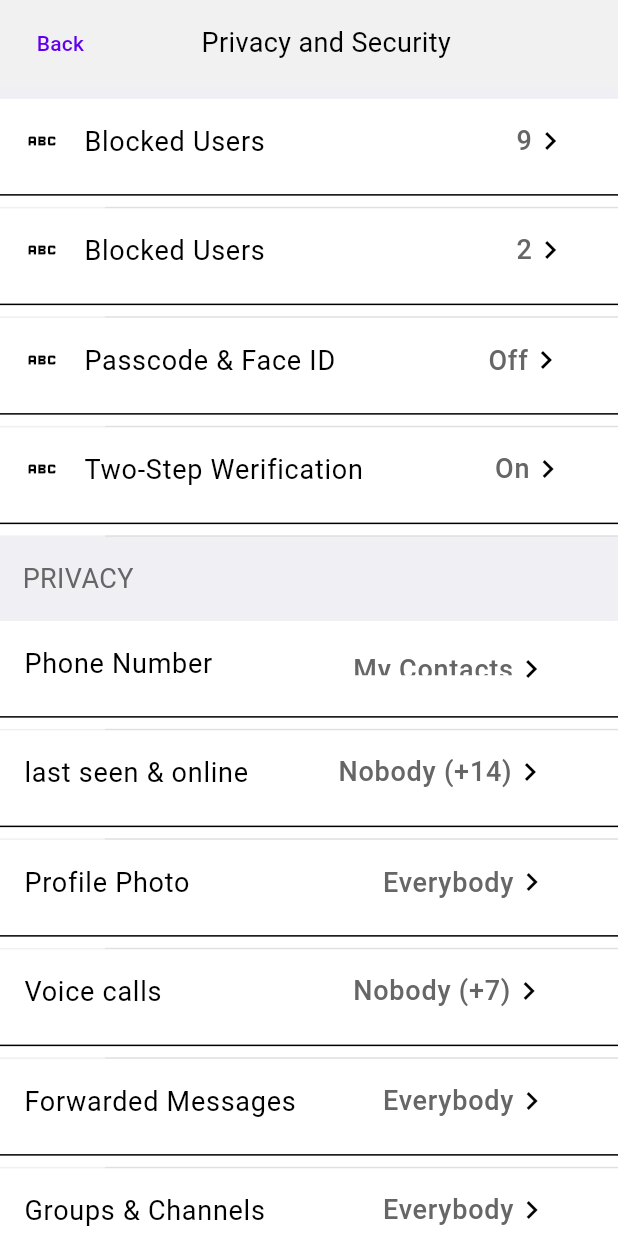
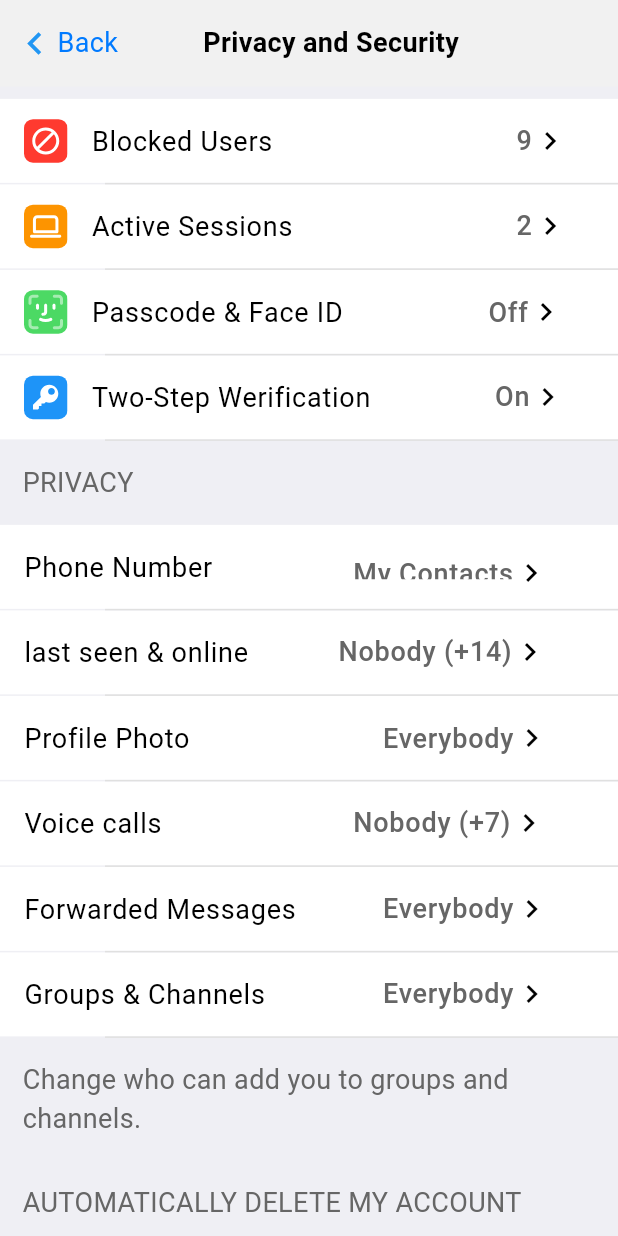
Before and after one commit to ilyosyusuf/telegramUI, a Flutter app: the PrivacyAndSecurityView screen opened by its route, on a phone screen of 412 x 824 dp. Run offline on Flutter 3.47's test engine with Material 2 defaults, Android fonts, the phone set to English and light mode, and no system bars; our stand-ins replace bloc, chat_bubbles, flutter_bloc, flutter_slidable, flutter_svg, intl_phone_number_input.

Commit message:
pages were updated and bugs are fixed

```diff
--- a/lib/screens/pages/privacy/privacy_and_security_view.dart
+++ b/lib/screens/pages/privacy/privacy_and_security_view.dart
@@ -1,11 +1,14 @@
 import 'package:flutter/material.dart';
 import 'package:flutter_bloc/flutter_bloc.dart';
+import 'package:flutter_svg/flutter_svg.dart';
 import 'package:telegram/config/init/navigation/navigator.dart';
 import 'package:telegram/core/constants/colors/color_const.dart';
 import 'package:telegram/core/constants/font/font_style.dart';
 import 'package:telegram/core/extensions/context_extension.dart';
 import 'package:telegram/widgets/appbarwidget/appbarwidget.dart';
+import 'package:telegram/widgets/buttons/back_button.dart';
 import 'package:telegram/widgets/listtilewidget/list_tile_widget.dart';
+import 'package:telegram/widgets/listtilewidget/settings_list_tile_widget.dart';
 
 class PrivacyAndSecurityView extends StatelessWidget {
   const PrivacyAndSecurityView({Key? key}) : super(key: key);
@@ -23,12 +26,13 @@ class PrivacyAndSecurityView extends StatelessWidget {
           children: [
             AppBarWidget(
               color: ColorConst.kAppBar,
-              leading: TextButton(
-                onPressed: () => NavigationService.instance.pop(''),
-                child: const Text("Back"),
+              leading: BackButtonWidgets(ontap: () {
+                Navigator.pop(context);
+              }),
+              center: const Text(
+                "Privacy and Security",
+                style: FStyles.headline3bold,
               ),
-              center:
-                  const Text("Privacy and Security", style: FStyles.headline4s),
               trailing: SizedBox(width: context.w * 0.1),
             ),
             Expanded(
@@ -37,29 +41,27 @@ class PrivacyAndSecurityView extends StatelessWidget {
                 crossAxisAlignment: CrossAxisAlignment.start,
                 children: [
                   SizedBox(height: context.h * 0.01),
-                  ListTileWidget(
-                    leading: Icon(Icons.abc),
-                    // text: "Blocked Users",
-                    title: Text("Blocked Users", style: FStyles.headline3s,),
+                  SettingsListTileWidget(
+                    leading: SvgPicture.asset('assets/icons/block.svg'),
+                    text: "Blocked Users",
                     trailing: SizedBox(
                       width: context.w * 40 / 375,
                       height: context.h * 0.1,
                       child: Row(
-                        children:[
+                        children: [
                           Text(
                             "9",
                             style: FStyles.headline4sgrey,
                           ),
-                           Icon(Icons.chevron_right_outlined),
+                          Icon(Icons.chevron_right_outlined),
                         ],
                       ),
                     ),
                   ),
                   divider(),
-                  ListTileWidget(
-                    leading: Icon(Icons.abc),
-                              title: Text("Blocked Users", style: FStyles.headline3s,),
-
+                  SettingsListTileWidget(
+                    leading: SvgPicture.asset('assets/icons/active.svg'),
+                    text: "Active Sessions",
                     trailing: SizedBox(
                       width: context.w * 40 / 375,
                       height: context.h * 0.04,
@@ -75,10 +77,9 @@ class PrivacyAndSecurityView extends StatelessWidget {
                     ),
                   ),
                   divider(),
-                  ListTileWidget(
-                    leading: Icon(Icons.abc),
-                                       title: Text("Passcode & Face ID", style: FStyles.headline3s,),
-
+                  SettingsListTileWidget(
+                    leading: SvgPicture.asset('assets/icons/face.svg'),
+                    text: "Passcode & Face ID",
                     trailing: SizedBox(
                       width: context.w * 57 / 375,
                       height: context.h * 0.03,
@@ -94,9 +95,9 @@ class PrivacyAndSecurityView extends StatelessWidget {
                     ),
                   ),
                   divider(),
-                  ListTileWidget(
-                    leading: Icon(Icons.abc),
-                                        title: Text("Two-Step Werification", style: FStyles.headline3s,),
+                  SettingsListTileWidget(
+                    leading: SvgPicture.asset('assets/icons/key.svg'),
+                    text: "Two-Step Werification",
                     trailing: SizedBox(
                       width: context.w * 53 / 375,
                       height: context.h * 0.04,
@@ -119,8 +120,8 @@ class PrivacyAndSecurityView extends StatelessWidget {
                       style: FStyles.headline4sgrey,
                     ),
                   ),
-                  ListTileWidget(
-                    title: Text("Phone Number", style: FStyles.headline3s,),
+                  SettingsListTileWidget(
+                    text: "Phone Number",
                     trailing: SizedBox(
                       width: context.w * 139 / 375,
                       height: context.h * 0.02,
@@ -136,8 +137,8 @@ class PrivacyAndSecurityView extends StatelessWidget {
                     ),
                   ),
                   divider(),
-                  ListTileWidget(
-                    title: Text("last seen & online", style: FStyles.headline3s,),
+                  SettingsListTileWidget(
+                    text: "last seen & online",
                     trailing: SizedBox(
                       width: context.w * 148 / 375,
                       height: context.h * 0.04,
@@ -153,8 +154,8 @@ class PrivacyAndSecurityView extends StatelessWidget {
                     ),
                   ),
                   divider(),
-                  ListTileWidget(
-                    title: Text("Profile Photo", style: FStyles.headline3s,),
+                  SettingsListTileWidget(
+                    text: "Profile Photo",
                     trailing: SizedBox(
                       width: context.w * 121 / 375,
                       height: context.h * 0.03,
@@ -170,8 +171,8 @@ class PrivacyAndSecurityView extends StatelessWidget {
                     ),
                   ),
                   divider(),
-                  ListTileWidget(
-                    title: Text("Voice calls", style: FStyles.headline3s,),
+                  SettingsListTileWidget(
+                    text: "Voice calls",
                     trailing: SizedBox(
                       width: context.w * 139 / 375,
                       height: context.h * 0.2,
@@ -187,8 +188,8 @@ class PrivacyAndSecurityView extends StatelessWidget {
                     ),
                   ),
                   divider(),
-                  ListTileWidget(
-                    title: Text("Forwarded Messages", style: FStyles.headline3s,),
+                  SettingsListTileWidget(
+                    text: "Forwarded Messages",
                     trailing: SizedBox(
                       width: context.w * 121 / 375,
                       height: context.h * 0.3,
@@ -204,8 +205,8 @@ class PrivacyAndSecurityView extends StatelessWidget {
                     ),
                   ),
                   divider(),
-                  ListTileWidget(
-                    title: Text("Groups & Channels", style: FStyles.headline3s,),
+                  SettingsListTileWidget(
+                    text: "Groups & Channels",
                     trailing: SizedBox(
                       width: context.w * 121 / 375,
                       height: context.h * 0.3,
@@ -233,8 +234,8 @@ class PrivacyAndSecurityView extends StatelessWidget {
                         "AUTOMATICALLY DELETE MY ACCOUNT",
                         style: FStyles.headline4sgrey,
                       )),
-                  ListTileWidget(
-                    title: Text("If Away For", style: FStyles.headline3s,),
+                  SettingsListTileWidget(
+                    text: "If Away For",
                     trailing: SizedBox(
                       width: context.w * 101 / 375,
                       height: context.h * 0.05,
--- /dev/null
+++ b/lib/widgets/listtilewidget/settings_list_tile_widget.dart
@@ -0,0 +1,34 @@
+import 'package:flutter/material.dart';
+import 'package:telegram/core/constants/colors/color_const.dart';
+import 'package:telegram/core/constants/font/font_style.dart';
+
+class SettingsListTileWidget extends StatelessWidget {
+  final VoidCallback? ontap;
+  final String text;
+  final Widget? subtitle;
+  final Widget? leading;
+  final Widget? trailing;
+  const SettingsListTileWidget(
+      {this.subtitle,
+      this.leading,
+      required this.text,
+      this.trailing,
+      this.ontap,
+      Key? key})
+      : super(key: key);
+
+  @override
+  Widget build(BuildContext context) {
+    return ListTile(
+      onTap: ontap,
+      tileColor: ColorConst.kWhite,
+      title: Text(
+        text,
+        style: FStyles.headline4s,
+      ),
+      leading: leading,
+      subtitle: subtitle,
+      trailing: trailing,
+    );
+  }
+}
```
Also changed, not shown: lib/screens/pages/datastorage/data_and_storage_view.dart (+24 -23 lines), assets/icons/active.svg (added), assets/icons/block.svg (added), assets/icons/face.svg (added), assets/icons/key.svg (added).
